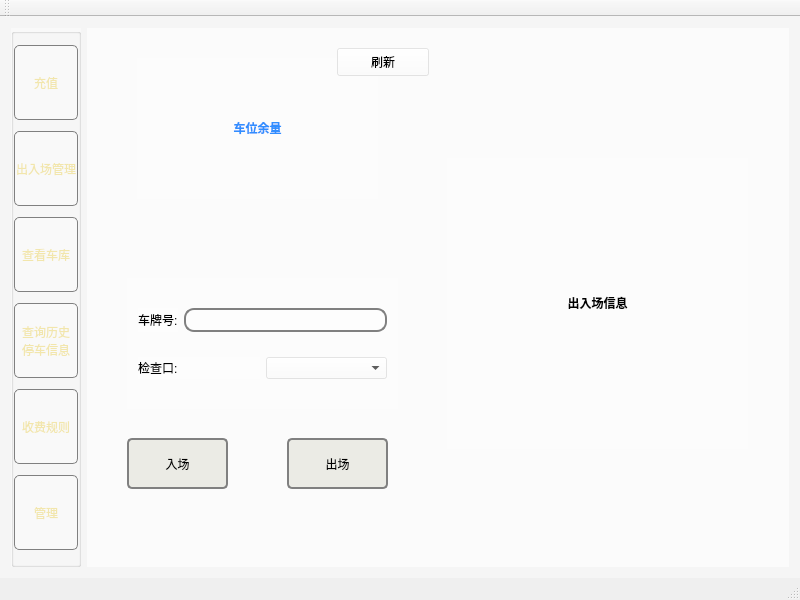
Old version of the form ipms_Qt/mainwindow.ui in the repository yizhitooz/ipms_pro.
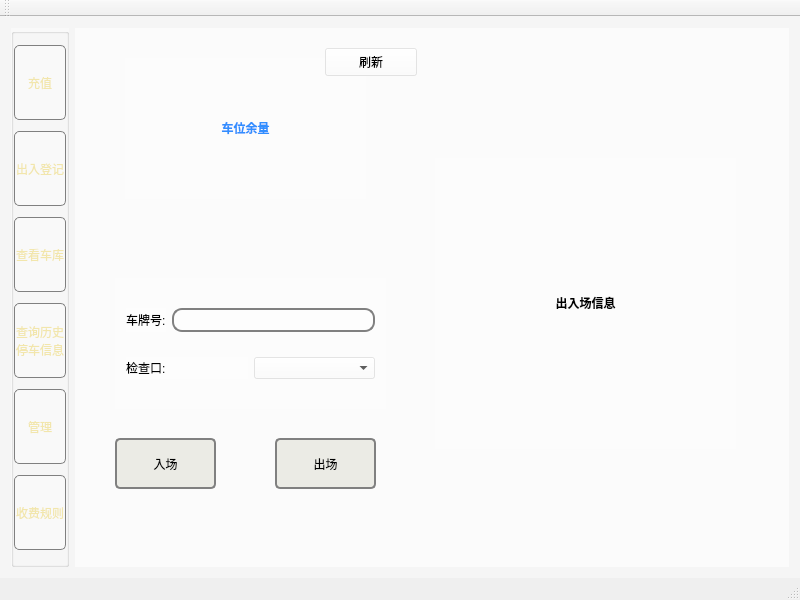
New version of the form. The open tabs and pages were chosen to show the change. Icons and pictures are not drawn.

Diff of the .ui file:
```diff
--- a/ipms_Qt/mainwindow.ui
+++ b/ipms_Qt/mainwindow.ui
@@ -146,7 +146,7 @@
     }</string>
          </property>
          <property name="text">
-          <string>出入场管理</string>
+          <string>出入登记</string>
          </property>
         </widget>
        </item>
@@ -241,51 +241,6 @@
          </property>
         </widget>
        </item>
-       <item>
-        <widget class="QPushButton" name="chargeRulePageButton">
-         <property name="minimumSize">
-          <size>
-           <width>0</width>
-           <height>75</height>
-          </size>
-         </property>
-         <property name="styleSheet">
-          <string notr="true">QPushButton:!hover{
-	font: 75 10pt &quot;Agency FB&quot;;
-	background-color: rgb(255, 255, 255，70);
-	color: rgb(242, 230, 172);
-        border-width:1px;
-        border-style:solid;
-        border-color:gray;
-        border-radius:5px;
-        padding: 1px 1px;
-    }
-QPushButton:hover{
-	font: 75 10pt &quot;Agency FB&quot;;
-	background-color: rgb(123, 117, 69,70);
-	color: rgb(242, 230, 172);
-        border-width:1px;
-        border-style:solid;
-        border-color:gray;
-        border-radius:5px;
-        padding: 1px 1px;
-    }
-QPushButton:pressed{
-	font: 75 10pt &quot;Agency FB&quot;;
-	background-color: rgb(123, 117, 69,40);
-	color: rgb(242, 230, 172);
-        border-width:1px;
-        border-style:solid;
-        border-color:gray;
-        border-radius:5px;
-        padding: 1px 1px;
-    }</string>
-         </property>
-         <property name="text">
-          <string>收费规则</string>
-         </property>
-        </widget>
-       </item>
        <item>
         <widget class="QPushButton" name="managePageButton">
          <property name="minimumSize">
@@ -331,6 +286,51 @@
          </property>
         </widget>
        </item>
+       <item>
+        <widget class="QPushButton" name="chargeRulePageButton">
+         <property name="minimumSize">
+          <size>
+           <width>0</width>
+           <height>75</height>
+          </size>
+         </property>
+         <property name="styleSheet">
+          <string notr="true">QPushButton:!hover{
+	font: 75 14pt &quot;汉仪文黑-65W&quot;;
+	background-color: rgb(255, 255, 255，70);
+	color: rgb(242, 230, 172);
+        border-width:1px;
+        border-style:solid;
+        border-color:gray;
+        border-radius:5px;
+        padding: 1px 1px;
+    }
+QPushButton:hover{
+	font: 75 16pt &quot;汉仪文黑-85W&quot;;
+	background-color: rgb(123, 117, 69,70);
+	color: rgb(242, 230, 172);
+        border-width:1px;
+        border-style:solid;
+        border-color:gray;
+        border-radius:5px;
+        padding: 1px 1px;
+    }
+QPushButton:pressed{
+	font: 75 16pt &quot;汉仪文黑-85W&quot;;
+	background-color: rgb(123, 117, 69,40);
+	color: rgb(242, 230, 172);
+        border-width:1px;
+        border-style:solid;
+        border-color:gray;
+        border-radius:5px;
+        padding: 1px 1px;
+    }</string>
+         </property>
+         <property name="text">
+          <string>收费规则</string>
+         </property>
+        </widget>
+       </item>
       </layout>
      </widget>
     </item>
@@ -419,6 +419,9 @@
           <height>141</height>
          </rect>
         </property>
+        <property name="styleSheet">
+         <string notr="true">	font: 75 10pt &quot;汉仪文黑-65W&quot;;</string>
+        </property>
         <property name="text">
          <string>&lt;html&gt;&lt;head/&gt;&lt;body&gt;&lt;p align=&quot;center&quot;&gt;&lt;span style=&quot; font-weight:600; color:#318eff;&quot;&gt;车位余量&lt;/span&gt;&lt;/p&gt;&lt;/body&gt;&lt;/html&gt;</string>
         </property>
@@ -437,6 +440,9 @@
           <layout class="QHBoxLayout" name="horizontalLayout_2">
            <item>
             <widget class="QLabel" name="label_7">
+             <property name="styleSheet">
+              <string notr="true">	font: 75 10pt &quot;汉仪文黑-85W&quot;;</string>
+             </property>
              <property name="text">
               <string>车牌号:</string>
              </property>
@@ -461,13 +467,20 @@
           <layout class="QHBoxLayout" name="horizontalLayout_6">
            <item>
             <widget class="QLabel" name="label_8">
+             <property name="styleSheet">
+              <string notr="true">	font: 75 10pt &quot;汉仪文黑-85W&quot;;</string>
+             </property>
              <property name="text">
               <string>检查口:</string>
              </property>
             </widget>
            </item>
            <item>
-            <widget class="QComboBox" name="ParkingLotComboBox"/>
+            <widget class="QComboBox" name="ParkingLotComboBox">
+             <property name="styleSheet">
+              <string notr="true">	font: 75 10pt &quot;汉仪文黑-85W&quot;;</string>
+             </property>
+            </widget>
            </item>
           </layout>
          </item>
@@ -482,6 +495,9 @@
           <height>291</height>
          </rect>
         </property>
+        <property name="styleSheet">
+         <string notr="true">	font: 75 10pt &quot;汉仪文黑-65W&quot;;</string>
+        </property>
         <property name="text">
          <string>&lt;html&gt;&lt;head/&gt;&lt;body&gt;&lt;p align=&quot;center&quot;&gt;&lt;span style=&quot; font-weight:600;&quot;&gt;出入场信息&lt;/span&gt;&lt;/p&gt;&lt;/body&gt;&lt;/html&gt;</string>
         </property>
@@ -495,6 +511,9 @@
           <height>28</height>
          </rect>
         </property>
+        <property name="styleSheet">
+         <string notr="true">	font: 75 10pt &quot;汉仪文黑-85W&quot;;</string>
+        </property>
         <property name="text">
          <string>刷新</string>
         </property>
```
Left out of the diff: 63 changed lines with no effect on the pictures.
